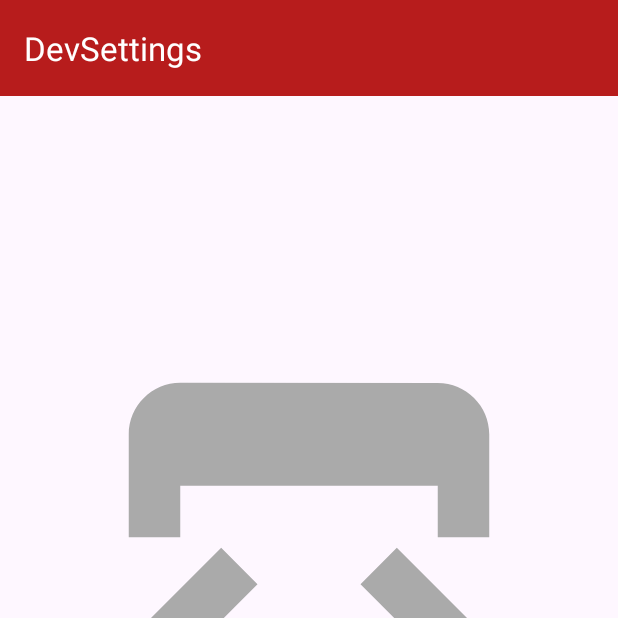
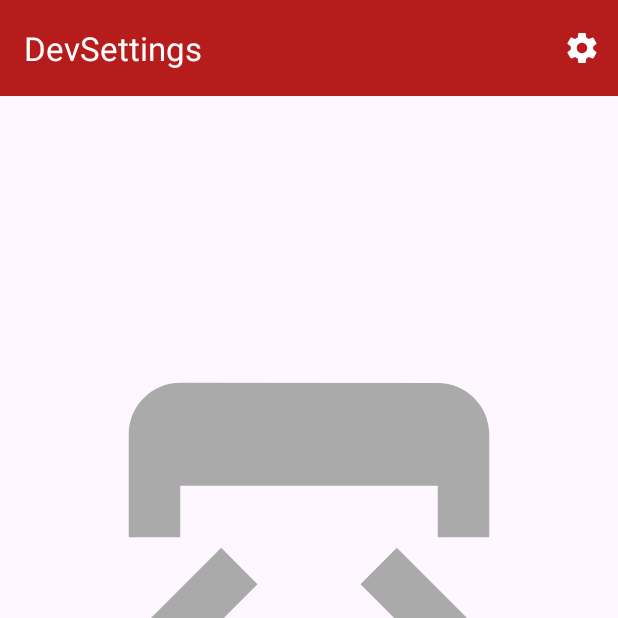
Before and after one commit to mchllngr/AndroidDevSettings, an Android app: the screen it shows after launch (MainActivity), on a phone screen of 412 x 824 dp, the top half of it. Run offline under Robolectric (Android 15) with nearby library versions, the phone set to English and light mode, and no system bars; 1 statement that could not run was skipped.

Commit message:
adds menu button to MainActivity that open developer options
closes #8

```diff
--- a/app/src/main/java/de/mchllngr/devsettings/MainActivity.kt
+++ b/app/src/main/java/de/mchllngr/devsettings/MainActivity.kt
@@ -1,6 +1,8 @@
 package de.mchllngr.devsettings
 
 import android.os.Bundle
+import android.view.Menu
+import android.view.MenuItem
 import androidx.appcompat.app.AppCompatActivity
 import androidx.core.content.ContextCompat
 import de.mchllngr.devsettings.databinding.ActivityMainBinding
@@ -9,6 +11,7 @@ import de.mchllngr.devsettings.servicelocator.ServiceLocator
 
 class MainActivity : AppCompatActivity() {
 
+    private val devSettingsService by ServiceLocator::devSettingsService
     private lateinit var binding: ActivityMainBinding
 
     override fun onCreate(savedInstanceState: Bundle?) {
@@ -16,8 +19,8 @@ class MainActivity : AppCompatActivity() {
 
         binding = ActivityMainBinding.inflate(layoutInflater)
         setContentView(binding.root)
+        setSupportActionBar(binding.toolbar)
 
-        val devSettingsService = ServiceLocator.devSettingsService
         lifecycle.addObserver(devSettingsService)
 
         binding.devSettings.setOnClickListener {
@@ -29,6 +32,19 @@ class MainActivity : AppCompatActivity() {
         }
     }
 
+    override fun onCreateOptionsMenu(menu: Menu?): Boolean {
+        menuInflater.inflate(R.menu.menu_main, menu)
+        return true
+    }
+
+    override fun onOptionsItemSelected(item: MenuItem): Boolean {
+        if (item.itemId == R.id.developer_options) {
+            devSettingsService.openDeveloperOptions(this)
+            return true
+        }
+        return super.onOptionsItemSelected(item)
+    }
+
     private fun setDevSettingsEnabled(enabled: Boolean) {
         binding.devSettings.setColorFilter(
             ContextCompat.getColor(
--- /dev/null
+++ b/app/src/main/res/drawable/ic_settings_white_24dp.xml
@@ -0,0 +1,11 @@
+<vector xmlns:android="http://schemas.android.com/apk/res/android"
+    android:width="24dp"
+    android:height="24dp"
+    android:viewportWidth="24.0"
+    android:viewportHeight="24.0">
+
+    <path
+        android:fillColor="#FFFFFFFF"
+        android:pathData="M19.43,12.98c0.04,-0.32 0.07,-0.64 0.07,-0.98s-0.03,-0.66 -0.07,-0.98l2.11,-1.65c0.19,-0.15 0.24,-0.42 0.12,-0.64l-2,-3.46c-0.12,-0.22 -0.39,-0.3 -0.61,-0.22l-2.49,1c-0.52,-0.4 -1.08,-0.73 -1.69,-0.98l-0.38,-2.65C14.46,2.18 14.25,2 14,2h-4c-0.25,0 -0.46,0.18 -0.49,0.42l-0.38,2.65c-0.61,0.25 -1.17,0.59 -1.69,0.98l-2.49,-1c-0.23,-0.09 -0.49,0 -0.61,0.22l-2,3.46c-0.13,0.22 -0.07,0.49 0.12,0.64l2.11,1.65c-0.04,0.32 -0.07,0.65 -0.07,0.98s0.03,0.66 0.07,0.98l-2.11,1.65c-0.19,0.15 -0.24,0.42 -0.12,0.64l2,3.46c0.12,0.22 0.39,0.3 0.61,0.22l2.49,-1c0.52,0.4 1.08,0.73 1.69,0.98l0.38,2.65c0.03,0.24 0.24,0.42 0.49,0.42h4c0.25,0 0.46,-0.18 0.49,-0.42l0.38,-2.65c0.61,-0.25 1.17,-0.59 1.69,-0.98l2.49,1c0.23,0.09 0.49,0 0.61,-0.22l2,-3.46c0.12,-0.22 0.07,-0.49 -0.12,-0.64l-2.11,-1.65zM12,15.5c-1.93,0 -3.5,-1.57 -3.5,-3.5s1.57,-3.5 3.5,-3.5 3.5,1.57 3.5,3.5 -1.57,3.5 -3.5,3.5z" />
+
+</vector>
--- /dev/null
+++ b/app/src/main/res/menu/menu_main.xml
@@ -0,0 +1,11 @@
+<?xml version="1.0" encoding="utf-8"?>
+<menu xmlns:android="http://schemas.android.com/apk/res/android"
+    xmlns:app="http://schemas.android.com/apk/res-auto">
+
+    <item
+        android:id="@+id/developer_options"
+        android:title="@string/open_developer_options"
+        android:icon="@drawable/ic_settings_white_24dp"
+        app:showAsAction="always" />
+
+</menu>
--- a/app/src/main/res/values/strings.xml
+++ b/app/src/main/res/values/strings.xml
@@ -1,5 +1,6 @@
 <resources>
 
     <string name="app_name">DevSettings</string>
+    <string name="open_developer_options">Open developer options</string>
 
 </resources>
```
